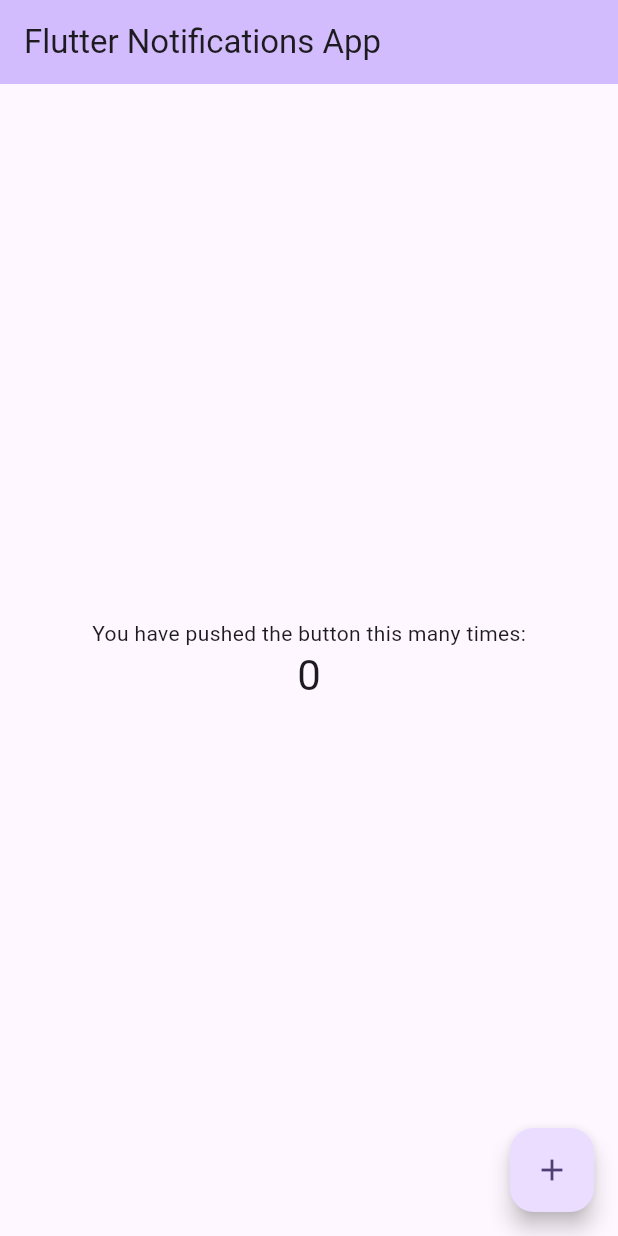
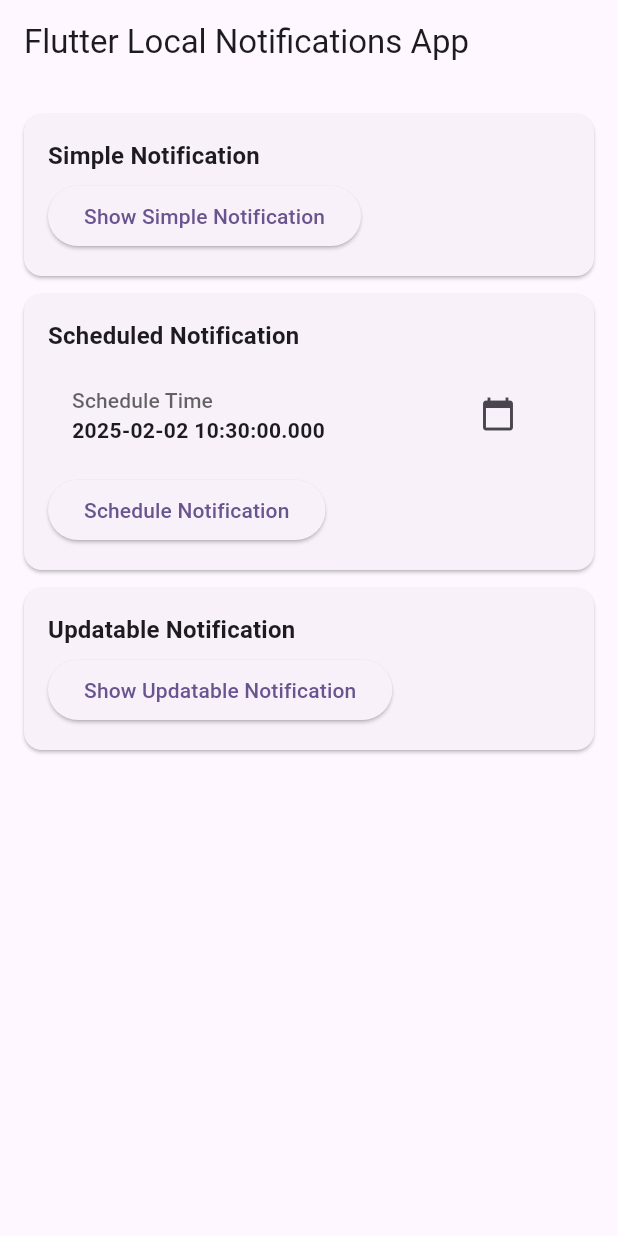
Before and after one commit to covaaa/flutter_local_notifications_app, a Flutter app: the screen it shows after launch, on a phone screen of 412 x 824 dp. Run offline on Flutter 3.47's test engine with Material 3 defaults, Android fonts, the phone set to English and light mode, and no system bars.

Commit message:
add ui for notifications

```diff
--- a/lib/src/features/home/ui/home_page.dart
+++ b/lib/src/features/home/ui/home_page.dart
@@ -1,38 +1,24 @@
 import 'package:flutter/material.dart';
-import 'package:flutter_local_notifications_app/src/shared/theme/theme.dart';
+import 'package:flutter_local_notifications_app/src/features/notification/notification.dart';
 
-class HomePage extends StatefulWidget {
+class HomePage extends StatelessWidget {
   const HomePage(this.title, {super.key});
 
   final String title;
 
   @override
-  State<HomePage> createState() => _HomePageState();
-}
-
-class _HomePageState extends State<HomePage> {
-  int _counter = 0;
-
-  @override
   Widget build(BuildContext context) {
     return Scaffold(
-      appBar: AppBar(
-        backgroundColor: context.colorScheme.inversePrimary,
-        title: Text(widget.title),
-      ),
-      body: Center(
-        child: Column(
-          mainAxisAlignment: MainAxisAlignment.center,
-          children: <Widget>[
-            const Text('You have pushed the button this many times:'),
-            Text('$_counter', style: context.textTheme.headlineMedium),
-          ],
-        ),
-      ),
-      floatingActionButton: FloatingActionButton(
-        onPressed: () => setState(() => _counter++),
-        tooltip: 'Increment',
-        child: const Icon(Icons.add),
+      appBar: AppBar(title: Text(title)),
+      body: ListView(
+        padding: const EdgeInsets.symmetric(vertical: 16, horizontal: 12),
+        children: const [
+          SimpleCard(),
+          SizedBox(height: 4),
+          ScheduledCard(),
+          SizedBox(height: 4),
+          UpdatableCard(),
+        ],
       ),
     );
   }
--- /dev/null
+++ b/lib/src/features/notification/notification.dart
@@ -0,0 +1,3 @@
+export 'package:flutter_local_notifications_app/src/features/notification/ui/scheduled_card.dart';
+export 'package:flutter_local_notifications_app/src/features/notification/ui/simple_card.dart';
+export 'package:flutter_local_notifications_app/src/features/notification/ui/updatable_card.dart';
--- /dev/null
+++ b/lib/src/features/notification/ui/scheduled_card.dart
@@ -0,0 +1,41 @@
+import 'package:flutter/material.dart';
+import 'package:flutter_local_notifications_app/src/shared/theme/theme.dart';
+
+class ScheduledCard extends StatelessWidget {
+  const ScheduledCard({super.key});
+
+  @override
+  Widget build(BuildContext context) {
+    return Card(
+      child: Padding(
+        padding: const EdgeInsets.all(16),
+        child: Column(
+          crossAxisAlignment: CrossAxisAlignment.start,
+          children: [
+            Text('Scheduled Notification', style: context.titleMediumBold),
+            const SizedBox(height: 4),
+            ListTile(
+              title: Text(
+                'Schedule Time',
+                style: context.titleSmall?.copyWith(
+                  color: context.theme.hintColor,
+                ),
+              ),
+              subtitle:
+                  Text('${DateTime.now()}', style: context.bodyMediumBold),
+              trailing: IconButton(
+                onPressed: () {},
+                icon: const Icon(Icons.calendar_today),
+              ),
+            ),
+            const SizedBox(height: 4),
+            ElevatedButton(
+              onPressed: () {},
+              child: const Text('Schedule Notification'),
+            ),
+          ],
+        ),
+      ),
+    );
+  }
+}
--- /dev/null
+++ b/lib/src/features/notification/ui/simple_card.dart
@@ -0,0 +1,26 @@
+import 'package:flutter/material.dart';
+import 'package:flutter_local_notifications_app/src/shared/theme/theme.dart';
+
+class SimpleCard extends StatelessWidget {
+  const SimpleCard({super.key});
+
+  @override
+  Widget build(BuildContext context) {
+    return Card(
+      child: Padding(
+        padding: const EdgeInsets.all(16),
+        child: Column(
+          crossAxisAlignment: CrossAxisAlignment.start,
+          children: [
+            Text('Simple Notification', style: context.titleMediumBold),
+            const SizedBox(height: 4),
+            ElevatedButton(
+              onPressed: () {},
+              child: const Text('Show Simple Notification'),
+            ),
+          ],
+        ),
+      ),
+    );
+  }
+}
--- /dev/null
+++ b/lib/src/features/notification/ui/updatable_card.dart
@@ -0,0 +1,26 @@
+import 'package:flutter/material.dart';
+import 'package:flutter_local_notifications_app/src/shared/theme/theme.dart';
+
+class UpdatableCard extends StatelessWidget {
+  const UpdatableCard({super.key});
+
+  @override
+  Widget build(BuildContext context) {
+    return Card(
+      child: Padding(
+        padding: const EdgeInsets.all(16),
+        child: Column(
+          crossAxisAlignment: CrossAxisAlignment.start,
+          children: [
+            Text('Updatable Notification', style: context.titleMediumBold),
+            const SizedBox(height: 4),
+            ElevatedButton(
+              onPressed: () {},
+              child: const Text('Show Updatable Notification'),
+            ),
+          ],
+        ),
+      ),
+    );
+  }
+}
--- a/lib/src/shared/core/ui/app.dart
+++ b/lib/src/shared/core/ui/app.dart
@@ -6,9 +6,10 @@
 
   @override
   Widget build(BuildContext context) {
-    const title = 'Flutter Notifications App';
+    const title = 'Flutter Local Notifications App';
     return MaterialApp(
       title: title,
+      debugShowCheckedModeBanner: false,
       theme: ThemeData(
         useMaterial3: true,
         colorScheme: ColorScheme.fromSeed(seedColor: Colors.deepPurple),
```
Also changed, not shown: lib/src/shared/theme/ui/theme_x.dart (+10 -1 lines), 6 other files.
